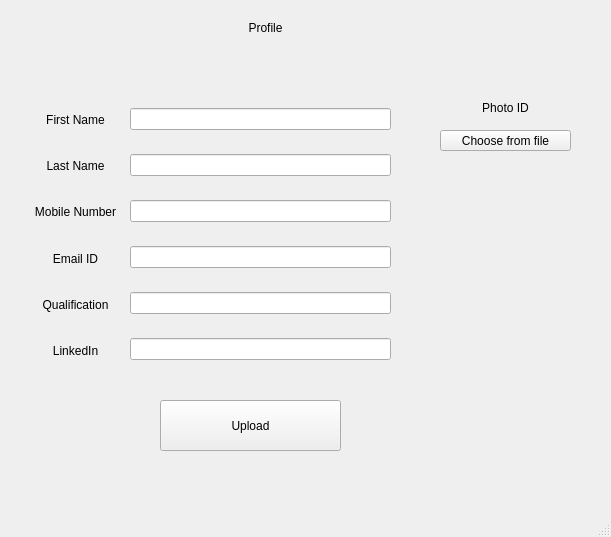
RameshShames/QT_Form, file QT_Form_Application/Form_Application/mainwindow.ui: the form before one commit.
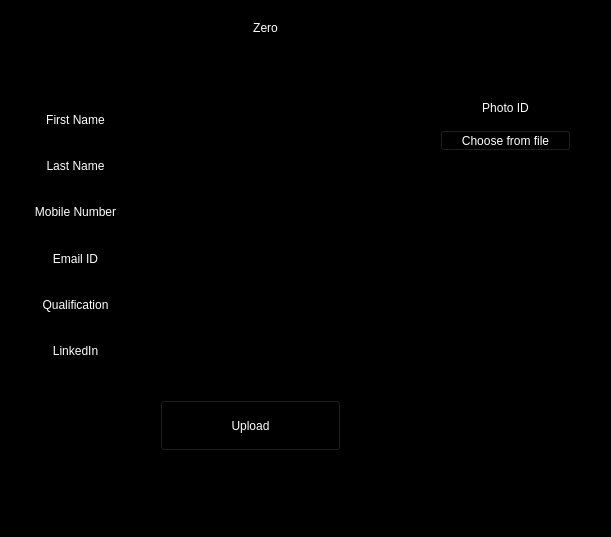
The form after the commit.

Commit message: Backround Color Changed white to balck and tect color changed to white

What changed in the file:
```diff
--- a/QT_Form_Application/Form_Application/mainwindow.ui
+++ b/QT_Form_Application/Form_Application/mainwindow.ui
@@ -25,6 +25,10 @@
   <property name="windowTitle">
    <string>MainWindow</string>
   </property>
+  <property name="styleSheet">
+   <string notr="true">background-color:black
+</string>
+  </property>
   <widget class="QWidget" name="centralwidget">
    <widget class="QLabel" name="label">
     <property name="geometry">
@@ -35,8 +39,11 @@
       <height>16</height>
      </rect>
     </property>
+    <property name="styleSheet">
+     <string notr="true">color:white</string>
+    </property>
     <property name="text">
-     <string>Profile</string>
+     <string>Zero</string>
     </property>
     <property name="alignment">
      <set>Qt::AlignCenter</set>
@@ -51,6 +58,9 @@
       <height>16</height>
      </rect>
     </property>
+    <property name="styleSheet">
+     <string notr="true">color:white</string>
+    </property>
     <property name="text">
      <string>Photo ID</string>
     </property>
@@ -67,6 +77,9 @@
       <height>51</height>
      </rect>
     </property>
+    <property name="styleSheet">
+     <string notr="true">color:white</string>
+    </property>
     <property name="text">
      <string>Upload</string>
     </property>
@@ -80,11 +93,14 @@
       <height>21</height>
      </rect>
     </property>
+    <property name="styleSheet">
+     <string notr="true">color:white</string>
+    </property>
     <property name="text">
      <string>Choose from file</string>
     </property>
    </widget>
-   <widget class="QWidget" name="">
+   <widget class="QWidget" name="layoutWidget">
     <property name="geometry">
      <rect>
       <x>20</x>
@@ -96,6 +112,9 @@
     <layout class="QVBoxLayout" name="verticalLayout">
      <item>
       <widget class="QLabel" name="label_2">
+       <property name="styleSheet">
+        <string notr="true">color:white</string>
+       </property>
        <property name="text">
         <string>First Name</string>
        </property>
@@ -106,6 +125,9 @@
      </item>
      <item>
       <widget class="QLabel" name="label_3">
+       <property name="styleSheet">
+        <string notr="true">color:white</string>
+       </property>
        <property name="text">
         <string>Last Name</string>
        </property>
@@ -116,6 +138,9 @@
      </item>
      <item>
       <widget class="QLabel" name="label_4">
+       <property name="styleSheet">
+        <string notr="true">color:white</string>
+       </property>
        <property name="text">
         <string>Mobile Number</string>
        </property>
@@ -126,6 +151,9 @@
      </item>
      <item>
       <widget class="QLabel" name="label_5">
+       <property name="styleSheet">
+        <string notr="true">color:white</string>
+       </property>
        <property name="text">
         <string>Email ID</string>
        </property>
@@ -136,6 +164,9 @@
      </item>
      <item>
       <widget class="QLabel" name="label_6">
+       <property name="styleSheet">
+        <string notr="true">color:white</string>
+       </property>
        <property name="text">
         <string>Qualification</string>
        </property>
@@ -146,6 +177,9 @@
      </item>
      <item>
       <widget class="QLabel" name="label_7">
+       <property name="styleSheet">
+        <string notr="true">color:white</string>
+       </property>
        <property name="text">
         <string>LinkedIn</string>
        </property>
@@ -156,7 +190,7 @@
      </item>
     </layout>
    </widget>
-   <widget class="QWidget" name="">
+   <widget class="QWidget" name="layoutWidget">
     <property name="geometry">
      <rect>
       <x>130</x>
```
The commit also changes 30 other files.
